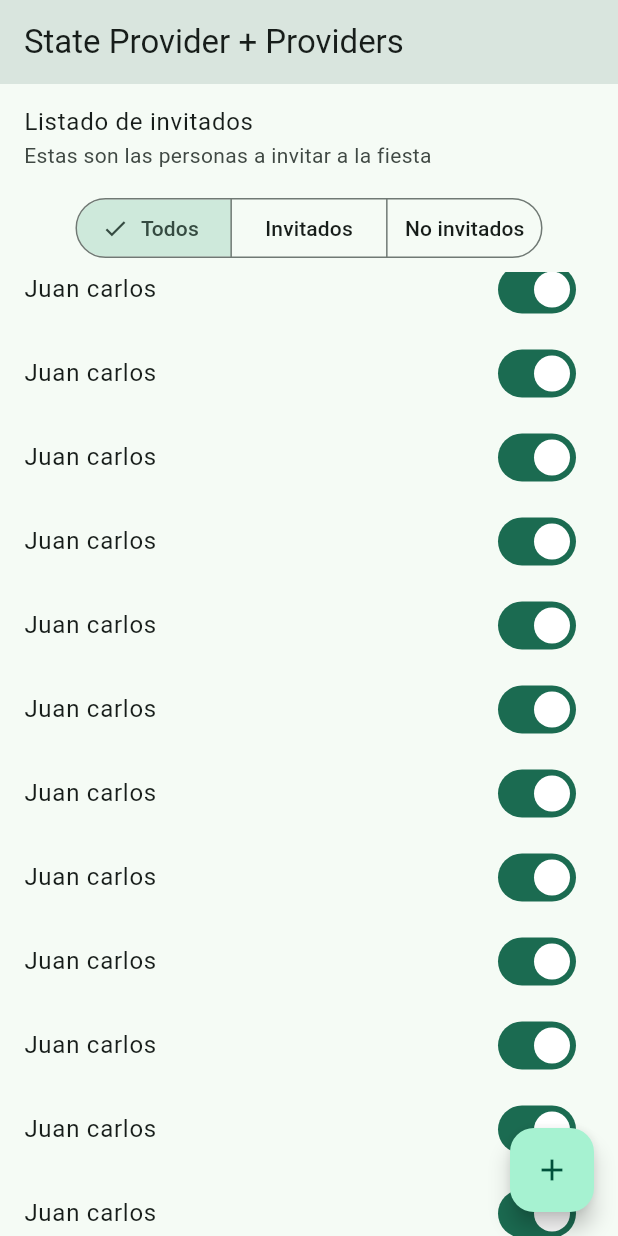
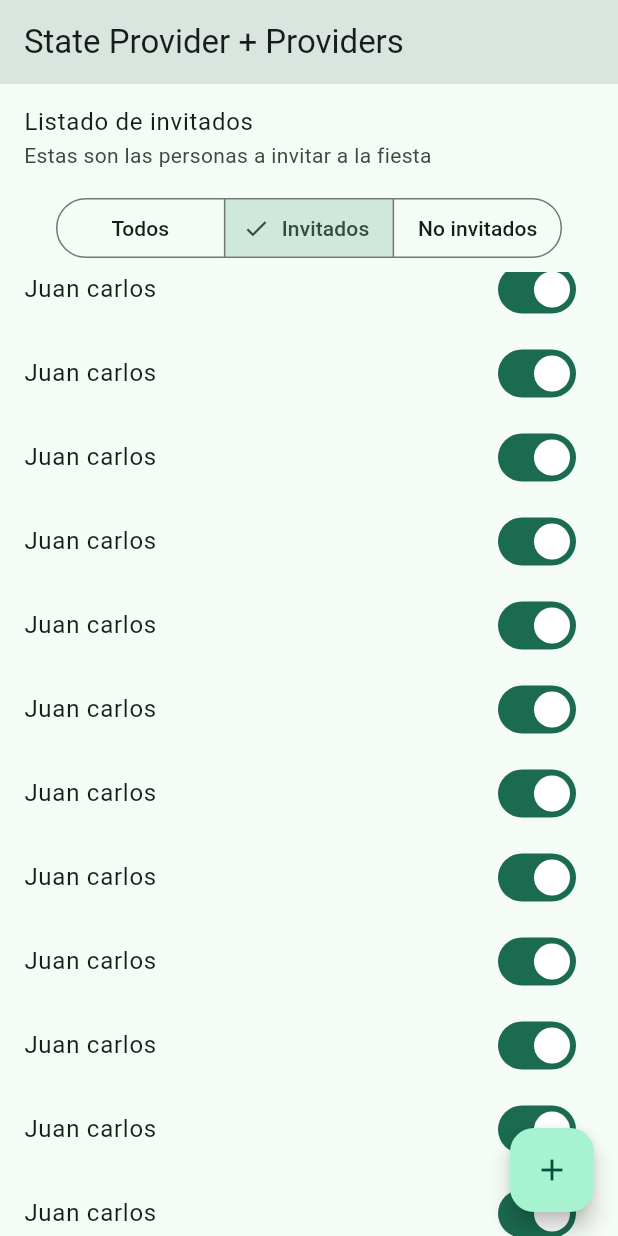
Before and after one commit to MiguelAngMolina/ProviderExamples, a Flutter app: the TodoScreen screen opened by its route, scrolled down 576 dp, after a tap on "Invitados", on a phone screen of 412 x 824 dp. Run offline on Flutter 3.47's test engine with Material 3 defaults, Android fonts, the light colour scheme and no system bars; our stand-ins replace dio, flutter_riverpod, go_router, riverpod_annotation; missing offline and left inert: random_name_generator; generated files the repository leaves out were written again.

Commit message:
creating segmentedbutton provider and adding to screen

```diff
--- a/lib/presentation/providers/providers.dart
+++ b/lib/presentation/providers/providers.dart
@@ -1,2 +1,3 @@
 export 'hello_world_provider.dart';
 export 'state_providers.dart';
+export 'todos_providers.dart';
--- /dev/null
+++ b/lib/presentation/providers/todos_providers.dart
@@ -0,0 +1,19 @@
+import 'package:riverpod_annotation/riverpod_annotation.dart';
+
+part 'todos_providers.g.dart';
+
+enum FilterType {all, completed, pending}
+
+
+
+@riverpod
+class TodoCurrentFilter extends _$TodoCurrentFilter {
+  @override
+  FilterType build() => FilterType.all;
+
+
+
+  void changeCurrentFilter(FilterType newFilter){
+    state = newFilter;
+  }
+}
--- a/lib/presentation/screens/04_todo/todo_screen.dart
+++ b/lib/presentation/screens/04_todo/todo_screen.dart
@@ -1,4 +1,6 @@
 import 'package:flutter/material.dart';
+import 'package:flutter_riverpod/flutter_riverpod.dart';
+import 'package:riverpod_app/presentation/providers/providers.dart';
 
 
 class TodoScreen extends StatelessWidget {
@@ -20,11 +22,14 @@ class TodoScreen extends StatelessWidget {
 }
 
 
-class _TodoView extends StatelessWidget {
+class _TodoView extends ConsumerWidget {
   const _TodoView();
 
   @override
-  Widget build(BuildContext context) {
+  Widget build(BuildContext context, WidgetRef ref) {
+
+    final currentFilter = ref.watch(todoCurrentFilterProvider);
+
     return Column(
       children: [
         const ListTile(
@@ -34,12 +39,14 @@ class _TodoView extends StatelessWidget {
 
         SegmentedButton(
           segments: const[
-            ButtonSegment(value: 'all', icon: Text('Todos')),
-            ButtonSegment(value: 'completed', icon: Text('Invitados')),
-            ButtonSegment(value: 'pending', icon: Text('No invitados')),
+            ButtonSegment(value: FilterType.all, icon: Text('Todos')),
+            ButtonSegment(value: FilterType.completed, icon: Text('Invitados')),
+            ButtonSegment(value: FilterType.pending, icon: Text('No invitados')),
           ],
-          selected: const <String>{ 'all' },
+          selected: <FilterType>{ currentFilter },
           onSelectionChanged: (value) {
+
+            ref.read(todoCurrentFilterProvider.notifier).changeCurrentFilter(value.first);
 
           },
         ),
```
Also changed, not shown: lib/presentation/providers/todos_providers.g.dart (added).
